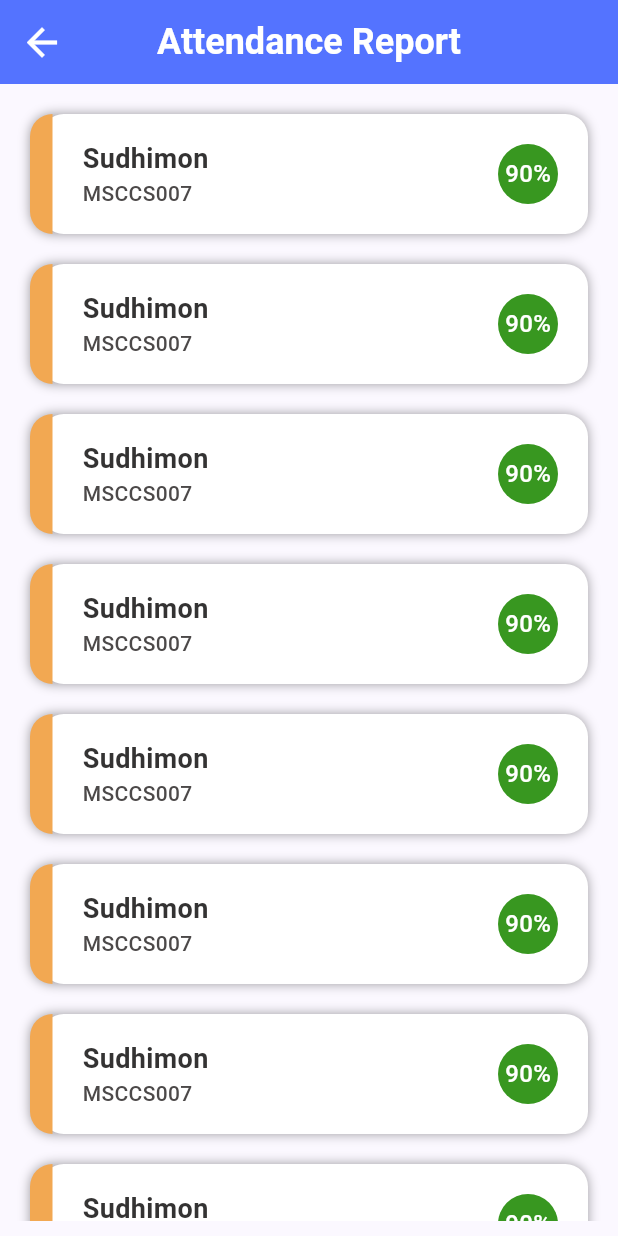
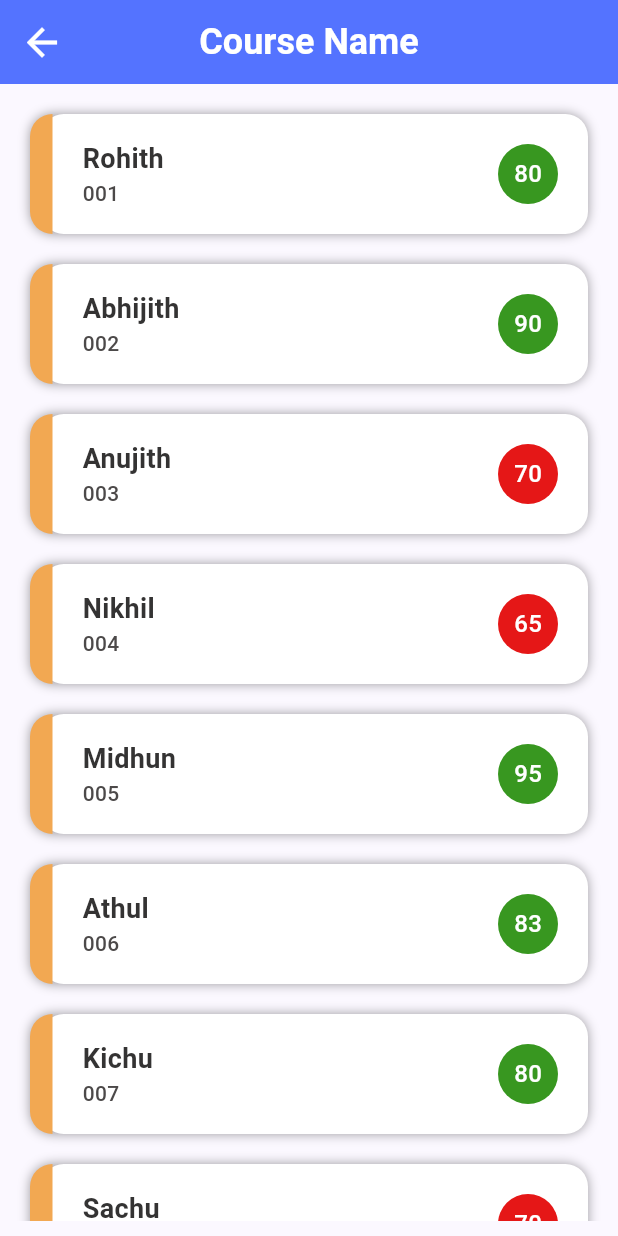
Before and after one commit to rohithpadukani/iti_ui, a Flutter app: the ShowPercentage screen opened directly, on a phone screen of 412 x 824 dp. Run offline on Flutter 3.47's test engine with Material 3 defaults, Android fonts, the phone set to English and light mode, and no system bars; our stand-ins replace get.

Commit message:
added db.dart file for data

```diff
--- /dev/null
+++ b/lib/model/db.dart
@@ -0,0 +1,47 @@
+List<String> students = ['rohith', 'abhijith', 'anujith', 'nikhil', 'midhun', 'athul', 'kichu', 'sachu', 'richu'];
+
+List<Map<String, dynamic>> studentsData = [
+  {'name':'Rohith', 'rollno':'001'},
+  {'name':'Abhijith', 'rollno':'002'},
+  {'name':'Anujith', 'rollno':'003'},
+  {'name':'Nikhil', 'rollno':'004'},
+  {'name':'Midhun', 'rollno':'005'},
+  {'name':'Athul', 'rollno':'006'},
+  {'name':'Kichu', 'rollno':'007'},
+  {'name':'Sachu', 'rollno':'008'},
+  {'name':'Richu', 'rollno':'009'},
+  {'name':'Adarsh', 'rollno':'010'},
+];
+
+List<Map<String, dynamic>> courses = [
+  {'name':'Fitter', 'code':'FTR2024'},
+  {'name':'Welder', 'code':'WLDR2024'},
+  {'name':'Wireman', 'code':'WRM2024'},
+  {'name':'Plumber', 'code':'PLBR2024'},
+];
+
+List<Map<String, dynamic>> attendanceData = [
+  {'name':'Rohith', 'percentage':80},
+  {'name':'Abhijith', 'percentage':90},
+  {'name':'Anujith', 'percentage':70},
+  {'name':'Nikhil', 'percentage':65},
+  {'name':'Midhun', 'percentage':95},
+  {'name':'Athul', 'percentage':83},
+  {'name':'Kichu', 'percentage':80},
+  {'name':'Sachu', 'percentage':70},
+  {'name':'Richu', 'percentage':40},
+  {'name':'Adarsh', 'percentage':60},
+];
+
+List<Map<String, dynamic>> stipendData = [
+  {'name':'Rohith', 'amount':700},
+  {'name':'Abhijith', 'amount':690},
+  {'name':'Anujith', 'amount':720},
+  {'name':'Nikhil', 'amount':600},
+  {'name':'Midhun', 'amount':630},
+  {'name':'Athul', 'amount':740},
+  {'name':'Kichu', 'amount':710},
+  {'name':'Sachu', 'amount':505},
+  {'name':'Richu', 'amount':610},
+  {'name':'Adarsh', 'amount':750},
+];
--- a/lib/views/login_page.dart
+++ b/lib/views/login_page.dart
@@ -93,7 +93,7 @@ class LoginPage extends StatelessWidget {
             //login button
             GestureDetector(
               onTap: (){
-                Get.to(HomePage());
+                Get.to(const HomePage());
               },
               child: Container(
                 height: 40,
--- a/lib/views/show_percentage.dart
+++ b/lib/views/show_percentage.dart
@@ -1,5 +1,8 @@
 import 'package:flutter/material.dart';
 import 'package:get/get.dart';
+import 'package:iti_app/model/db.dart';
+
+//page to show attendance percentage of selected course
 
 class ShowPercentage extends StatefulWidget {
   const ShowPercentage({super.key});
@@ -9,6 +12,7 @@ class ShowPercentage extends StatefulWidget {
 }
 
 class _ShowPercentageState extends State<ShowPercentage> {
+  bool enoughPercentage = true;
   @override
   Widget build(BuildContext context) {
     return Scaffold(
@@ -29,7 +33,7 @@ class _ShowPercentageState extends State<ShowPercentage> {
             Align(
               alignment: Alignment.center,
               child: Text(
-                'Attendance Report',
+                'Course Name',
                 style: TextStyle(
                   color: Colors.white,
                   fontSize: 24,
@@ -56,7 +60,7 @@ class _ShowPercentageState extends State<ShowPercentage> {
         //margin: const EdgeInsets.only(bottom: 100),
         padding: const EdgeInsets.all(10),
         child: ListView.builder(
-            itemCount: 10,
+            itemCount: studentsData.length,
             itemBuilder: (context, i) {
               return Padding(
                 padding:
@@ -87,33 +91,31 @@ class _ShowPercentageState extends State<ShowPercentage> {
                       //name and roll number
                       Container(
                         padding: const EdgeInsets.only(left: 20),
-                        child: const Column(
+                        child: Column(
                           mainAxisAlignment: MainAxisAlignment.center,
                           crossAxisAlignment: CrossAxisAlignment.start,
                           children: [
                             Text(
-                              'Sudhimon',
-                              style: TextStyle(
+                              studentsData[i]['name'],
+                              style: const TextStyle(
                                   fontWeight: FontWeight.w600,
                                   fontSize: 18,
                                   color: Color(0xff343333)),
                             ),
                             Text(
-                              'MSCCS007',
-                              style: TextStyle(
+                              studentsData[i]['rollno'],
+                              style: const TextStyle(
                                   fontSize: 14,
                                   fontWeight: FontWeight.w500,
                                   color: Color(0xff4C4949)),
-                            )
+                            ),
                           ],
                         ),
                       ),
-                      //present absent marking
                       Container(
                         padding: const EdgeInsets.only(right: 20),
                         child: Row(
                           children: [
-                            //forenoon
                             Column(
                               mainAxisAlignment: MainAxisAlignment.center,
                               children: [
@@ -122,13 +124,16 @@ class _ShowPercentageState extends State<ShowPercentage> {
                                   child: Container(
                                     width: 40,
                                     height: 40,
-                                    decoration: const BoxDecoration(
+                                    decoration: BoxDecoration(
                                         shape: BoxShape.circle,
-                                        color: Color(0xff389720)),
-                                    child: const Center(
+                                        color:
+                                            attendanceData[i]['percentage'] > 75
+                                                ? const Color(0xff389720)
+                                                : const Color(0xffE51717)),
+                                    child: Center(
                                       child: Text(
-                                        '90%',
-                                        style: TextStyle(
+                                        attendanceData[i]['percentage'].toString(),
+                                        style: const TextStyle(
                                             color: Colors.white,
                                             fontSize: 16,
                                             fontWeight: FontWeight.w500),
```
Also changed, not shown: lib/main.dart (+0 -10 lines), lib/views/attendance.dart (+12 -90 lines), lib/views/attendance_percentage.dart (+12 -14 lines), lib/views/attendance_report.dart (+17 -9 lines), lib/views/home_page.dart (+8 -9 lines), lib/views/show_stipend.dart (+13 -11 lines), lib/views/show_students_list.dart (+11 -9 lines), lib/views/stipend_select.dart (+10 -7 lines), lib/views/students_list.dart (+10 -8 lines), lib/views/take_attendance_page.dart (+9 -20 lines), lib/views/test.dart (+6 -9 lines).
